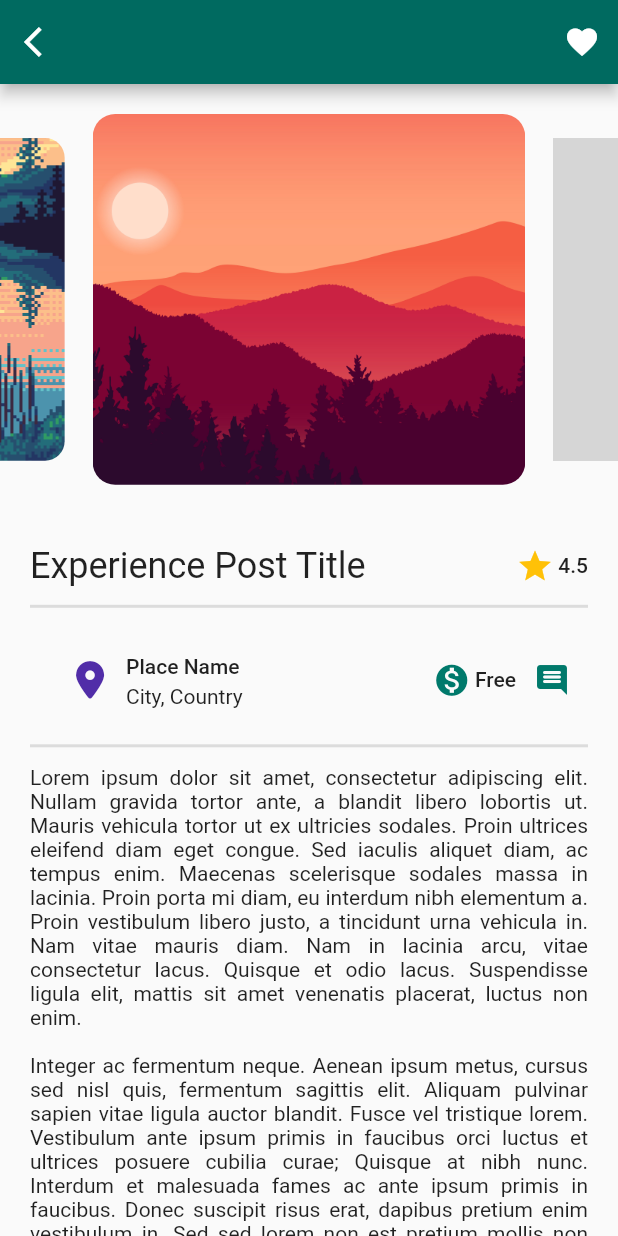
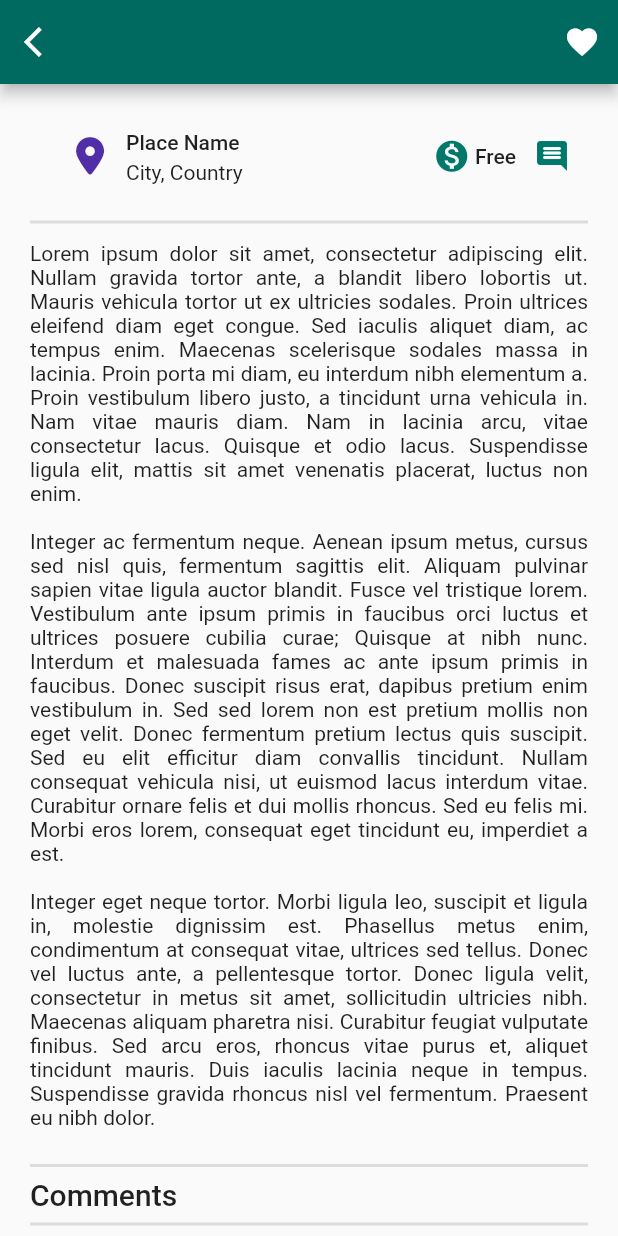
Before and after one commit to Sofia-VA/ProyectoPAM, a Flutter app: the screen it shows after launch, after a tap on the "comment" icon, on a phone screen of 412 x 824 dp. Run offline on Flutter 3.47's test engine with Material 2 defaults, Android fonts, the phone set to English and light mode, and no system bars; drawn by our look-alikes of carousel_slider; our stand-ins replace font_awesome_flutter; missing offline and left inert: flutter_icon_shadow, swipe_image_gallery; grey boxes are pictures that could not be loaded.

Commit message:
Scroll to comment section

```diff
--- a/viajes/lib/home/location/experience_page.dart
+++ b/viajes/lib/home/location/experience_page.dart
@@ -12,6 +12,9 @@ class ExperiencePage extends StatefulWidget {
 }
 
 class _ExperiencePageState extends State<ExperiencePage> {
+  ScrollController scrollController = ScrollController();
+  final commentSectionAnchor = GlobalKey();
+
   final galleryImages = const [
     'assets/images/mountain_sunset.jpg',
     'assets/images/mountain_night.gif',
@@ -51,6 +54,7 @@ Integer eget neque tortor. Morbi ligula leo, suscipit et ligula in, molestie dig
                 )),
           ]),
       body: SingleChildScrollView(
+        controller: scrollController,
         child: Column(
           children: [
             SizedBox(height: 20),
@@ -64,7 +68,7 @@ Integer eget neque tortor. Morbi ligula leo, suscipit et ligula in, molestie dig
                     SizedBox(height: 5),
                     Divider(thickness: 2),
                     SizedBox(height: 5),
-                    _postHeader(context),
+                    _postHeader(context, commentSectionAnchor),
                     Divider(thickness: 2),
                     SizedBox(height: 5),
                     Text(
@@ -81,7 +85,7 @@ Integer eget neque tortor. Morbi ligula leo, suscipit et ligula in, molestie dig
     );
   }
 
-  Row _postHeader(BuildContext context) {
+  Row _postHeader(BuildContext context, commentSectionAnchor) {
     return Row(
       mainAxisAlignment: MainAxisAlignment.spaceEvenly,
       children: [
@@ -111,7 +115,17 @@ Integer eget neque tortor. Morbi ligula leo, suscipit et ligula in, molestie dig
             Text('Free', style: Theme.of(context).textTheme.bodyLarge),
           ],
         ),
-        IconButton(onPressed: () {}, icon: Icon(Icons.comment_rounded)),
+        IconButton(
+            onPressed: () {
+              if (commentSectionAnchor.currentContext != null) {
+                Scrollable.ensureVisible(
+                  commentSectionAnchor.currentContext,
+                  alignment: 0.5,
+                  duration: const Duration(seconds: 1),
+                );
+              }
+            },
+            icon: Icon(Icons.comment_rounded)),
       ],
     );
   }
@@ -135,10 +149,12 @@ Integer eget neque tortor. Morbi ligula leo, suscipit et ligula in, molestie dig
   }
 
   Widget _commentSection(BuildContext context) {
-    return Column(children: [
+    return Column(key: commentSectionAnchor, children: [
       Align(
           alignment: Alignment.centerLeft,
-          child: Text("Comments", style: Theme.of(context).textTheme.headline6))
+          child:
+              Text("Comments", style: Theme.of(context).textTheme.headline6)),
+      Divider(thickness: 2),
     ]);
   }
 }
```
